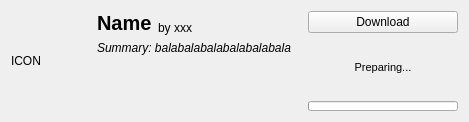
This is modmanager/curseforgemoditemwidget.ui in kaniol-lck/modmanager as Qt 5 draws it before an edit. The edited form follows.
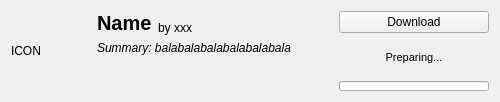
This is the edited form.

The edit to the form file:
```diff
--- a/modmanager/curseforgemoditemwidget.ui
+++ b/modmanager/curseforgemoditemwidget.ui
@@ -6,8 +6,8 @@
    <rect>
     <x>0</x>
     <y>0</y>
-    <width>469</width>
-    <height>122</height>
+    <width>500</width>
+    <height>102</height>
    </rect>
   </property>
   <property name="windowTitle">
```
